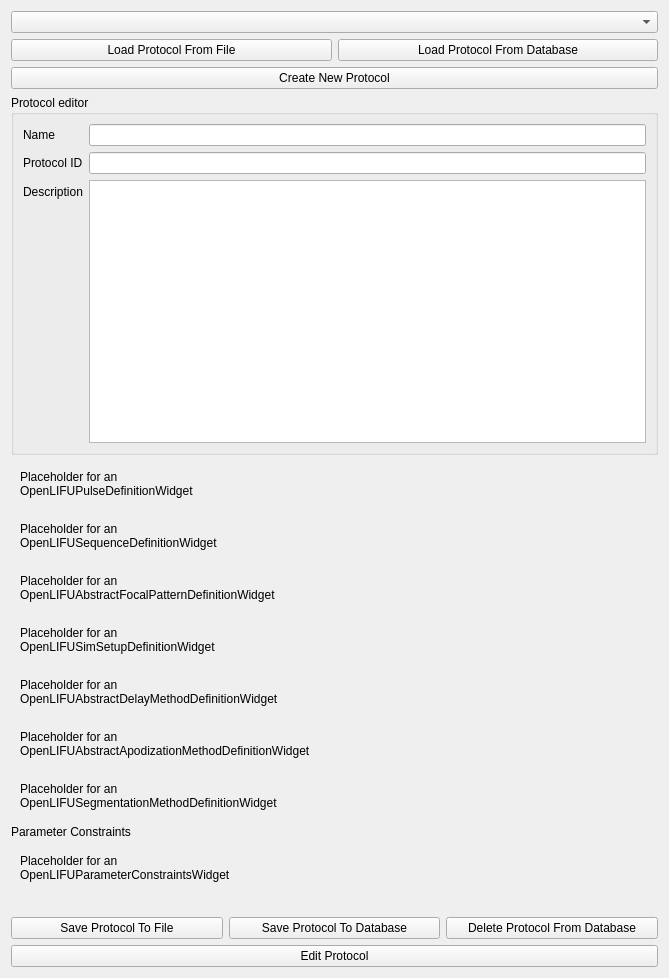
Above: OpenLIFUProtocolConfig/Resources/UI/OpenLIFUProtocolConfig.ui from OpenwaterHealth/SlicerOpenLIFU before the change. Below: the same form after it.
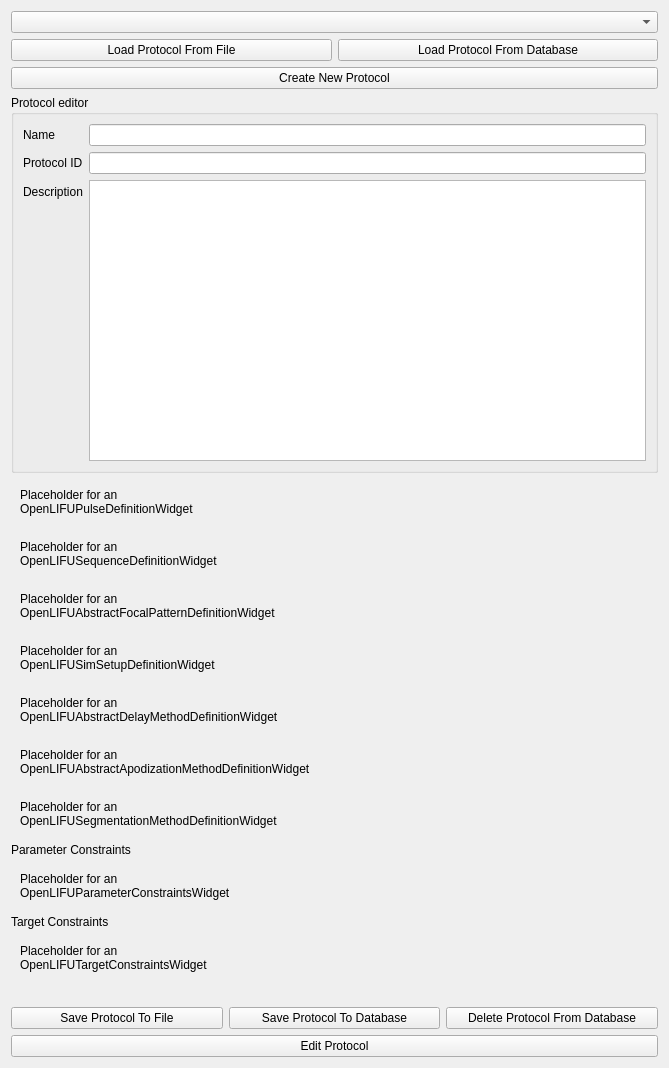
That is the form after the change. Custom widgets are drawn as their Qt base class.

Commit message: Add target constraints form to protocol config (#165)

Patch:
```diff
--- a/OpenLIFUProtocolConfig/Resources/UI/OpenLIFUProtocolConfig.ui
+++ b/OpenLIFUProtocolConfig/Resources/UI/OpenLIFUProtocolConfig.ui
@@ -7,7 +7,7 @@
     <x>0</x>
     <y>0</y>
     <width>669</width>
-    <height>978</height>
+    <height>1068</height>
    </rect>
   </property>
   <layout class="QVBoxLayout" name="protocolConfigLayout">
@@ -244,6 +244,27 @@
         </layout>
        </widget>
       </item>
+      <item>
+       <widget class="QLabel" name="targetConstraintsLabel">
+        <property name="text">
+         <string>Target Constraints</string>
+        </property>
+       </widget>
+      </item>
+      <item>
+       <widget class="QWidget" name="targetConstraintsWidgetPlaceholder" native="true">
+        <layout class="QVBoxLayout" name="verticalLayout_15">
+         <item>
+          <widget class="QLabel" name="targetConstraintsWidgetPlaceholderLabel">
+           <property name="text">
+            <string>Placeholder for an
+OpenLIFUTargetConstraintsWidget</string>
+           </property>
+          </widget>
+         </item>
+        </layout>
+       </widget>
+      </item>
       <item>
        <widget class="QLabel" name="saveStateLabel">
         <property name="alignment">
```
The commit also changes 1 other file.
